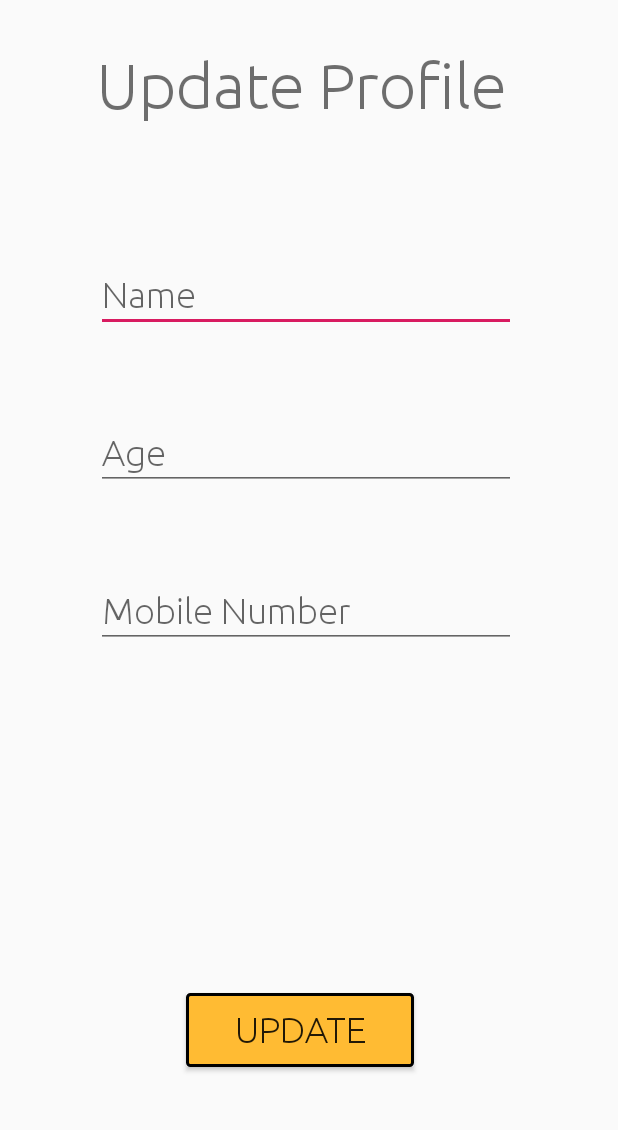
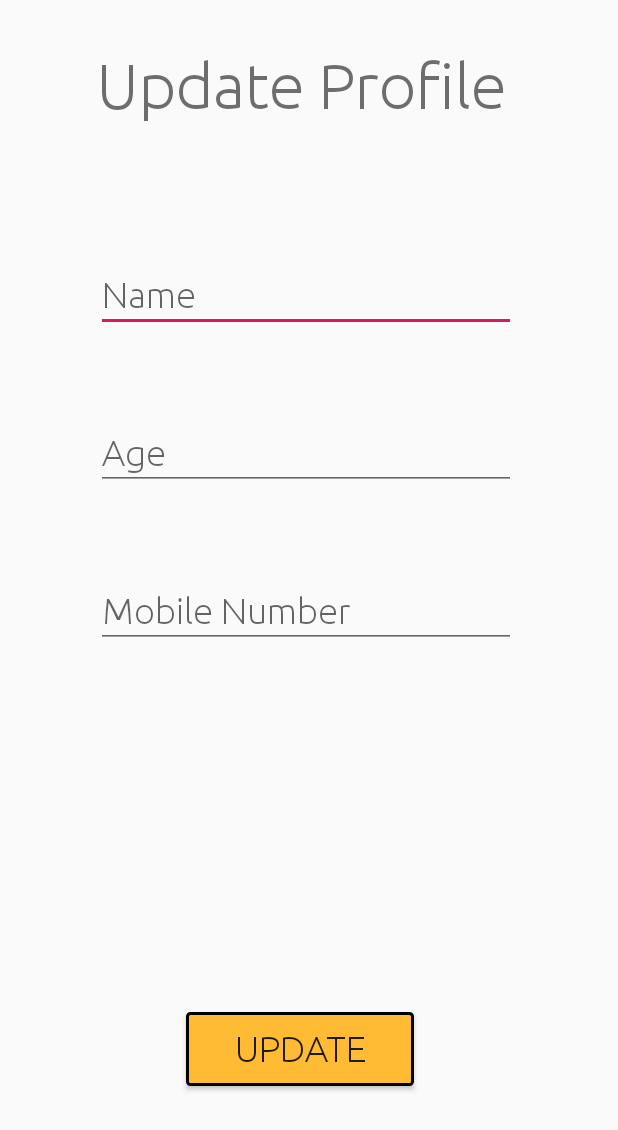
Before and after one commit to rahul0101/Spielen, an Android app: the layout activity_edit_profile.xml on its own in the app's theme, with its tools: preview values and no code run, on a phone screen of 412 x 824 dp. Shown: the top 1130 px of the screen. Run offline under Robolectric (Android 15) with nearby library versions, the phone set to English and light mode, and no system bars.

Commit message:
Edit profile

```diff
--- a/app/src/main/res/layout/activity_edit_profile.xml
+++ b/app/src/main/res/layout/activity_edit_profile.xml
@@ -22,12 +22,12 @@
         app:layout_constraintTop_toTopOf="parent" />
 
     <EditText
-        android:id="@+id/editTextName2"
+        android:id="@+id/editTextName"
         android:layout_width="wrap_content"
         android:layout_height="wrap_content"
         android:layout_marginStart="64dp"
+
         android:layout_marginTop="80dp"
-
         android:ems="10"
         android:fontFamily="@font/ubuntu_light"
         android:hint="Name"
@@ -39,7 +39,7 @@
         app:layout_constraintTop_toBottomOf="@+id/updateProfileTextView" />
 
     <EditText
-        android:id="@+id/editTextPhone2"
+        android:id="@+id/editTextPhone"
         android:layout_width="wrap_content"
         android:layout_height="wrap_content"
         android:layout_marginStart="64dp"
@@ -52,10 +52,10 @@
         app:layout_constraintEnd_toEndOf="parent"
         app:layout_constraintHorizontal_bias="0.0"
         app:layout_constraintStart_toStartOf="parent"
-        app:layout_constraintTop_toBottomOf="@+id/editTextAge2" />
+        app:layout_constraintTop_toBottomOf="@+id/editTextAge" />
 
     <EditText
-        android:id="@+id/editTextAge2"
+        android:id="@+id/editTextAge"
         android:layout_width="wrap_content"
         android:layout_height="wrap_content"
         android:layout_marginStart="64dp"
@@ -68,14 +68,14 @@
         app:layout_constraintEnd_toEndOf="parent"
         app:layout_constraintHorizontal_bias="0.0"
         app:layout_constraintStart_toStartOf="parent"
-        app:layout_constraintTop_toBottomOf="@+id/editTextName2" />
+        app:layout_constraintTop_toBottomOf="@+id/editTextName" />
 
     <Button
         android:id="@+id/buttonUpdate"
         android:layout_width="152dp"
         android:layout_height="49dp"
         android:layout_marginStart="124dp"
-        android:layout_marginBottom="36dp"
+        android:layout_marginBottom="100dp"
         android:background="@drawable/btn_design"
         android:fontFamily="@font/ubuntu_light"
         android:text="Update"
@@ -83,8 +83,6 @@
         app:layout_constraintBottom_toBottomOf="parent"
         app:layout_constraintEnd_toEndOf="parent"
         app:layout_constraintHorizontal_bias="0.0"
-        app:layout_constraintStart_toStartOf="parent"
-        app:layout_constraintTop_toBottomOf="@+id/editTextPhone2"
-        app:layout_constraintVertical_bias="0.749" />
+        app:layout_constraintStart_toStartOf="parent" />
 
 </androidx.constraintlayout.widget.ConstraintLayout>
```
Also changed, not shown: app/src/main/java/com/example/spielen/EditProfileActivity.java (+77 -0 lines), app/src/main/java/com/example/spielen/ui/profile/ProfileFragment.java (+19 -0 lines).
